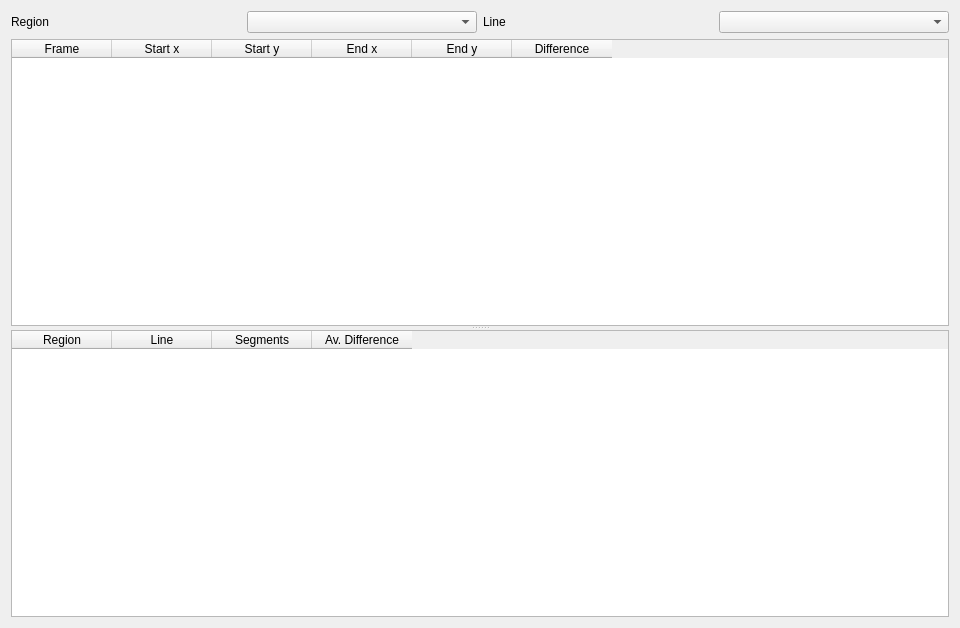
Before: the Qt Designer form resources/designer_ui/linevalueswidget.ui in jonathanHuwP/CrystalGrowthTracker, drawn with Qt 5.
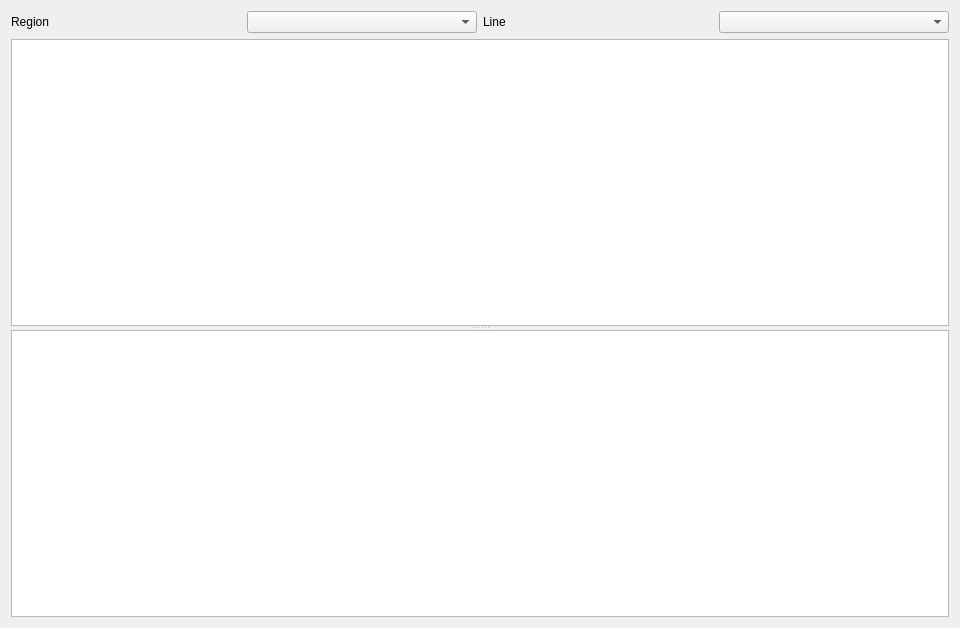
After: the same form once the commit is applied.

Commit message: removed headers from ui file

```diff
--- a/resources/designer_ui/linevalueswidget.ui
+++ b/resources/designer_ui/linevalueswidget.ui
@@ -47,59 +47,8 @@
       <attribute name="verticalHeaderVisible">
        <bool>false</bool>
       </attribute>
-      <column>
-       <property name="text">
-        <string>Frame</string>
-       </property>
-      </column>
-      <column>
-       <property name="text">
-        <string>Start x</string>
-       </property>
-      </column>
-      <column>
-       <property name="text">
-        <string>Start y</string>
-       </property>
-      </column>
-      <column>
-       <property name="text">
-        <string>End x</string>
-       </property>
-      </column>
-      <column>
-       <property name="text">
-        <string>End y</string>
-       </property>
-      </column>
-      <column>
-       <property name="text">
-        <string>Difference</string>
-       </property>
-      </column>
      </widget>
-     <widget class="QTableWidget" name="_regionsTableWidget">
-      <column>
-       <property name="text">
-        <string>Region</string>
-       </property>
-      </column>
-      <column>
-       <property name="text">
-        <string>Line</string>
-       </property>
-      </column>
-      <column>
-       <property name="text">
-        <string>Segments</string>
-       </property>
-      </column>
-      <column>
-       <property name="text">
-        <string>Av. Difference</string>
-       </property>
-      </column>
-     </widget>
+     <widget class="QTableWidget" name="_regionsTableWidget"/>
     </widget>
    </item>
   </layout>
```
The commit also changes 1 other file.
